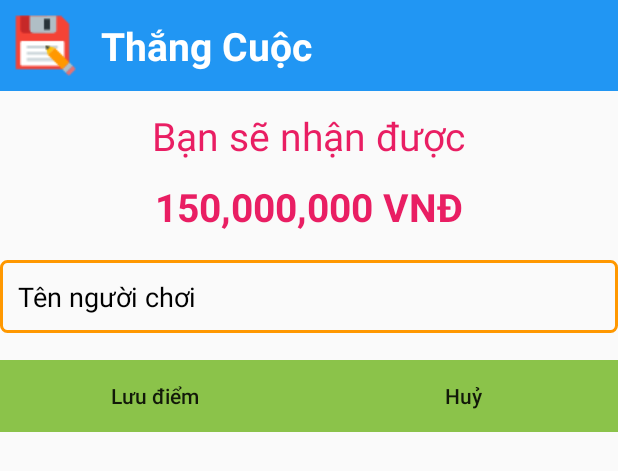
After one commit to tuananh1606966/App-Game-Ai-La-Trieu-Phu, an Android app: the layout dialog_save_score_winner.xml on its own in the app's theme, with its tools: preview values and no code run, on a phone screen of 412 x 824 dp. The commit adds this screen. Shown: the top 471 px of the screen. Run offline under Robolectric (Android 15) with nearby library versions, the phone set to English and light mode, and no system bars; network calls fail.

Commit message:
commit lan 4

```diff
--- a/app/src/main/java/com/nghiemtuananh/baitapappgameailatrieuphut3h/HomeFragment.kt
+++ b/app/src/main/java/com/nghiemtuananh/baitapappgameailatrieuphut3h/HomeFragment.kt
@@ -112,8 +112,8 @@ class HomeFragment : BaseFragment(), View.OnClickListener, IAdapterHighScore {
         mediaPlayerBG?.setVolume(0f, 0f)
     }
 
-    override fun onDestroy() {
-        super.onDestroy()
+    override fun onDestroyView() {
+        super.onDestroyView()
         mediaClick?.release()
         mediaClick = null
         mediaPlayerBG?.release()
--- a/app/src/main/java/com/nghiemtuananh/baitapappgameailatrieuphut3h/Intro15QuestionFragment.kt
+++ b/app/src/main/java/com/nghiemtuananh/baitapappgameailatrieuphut3h/Intro15QuestionFragment.kt
@@ -114,8 +114,8 @@ class Intro15QuestionFragment : BaseFragment() {
         mediaPlayerRule?.setVolume(1f, 1f)
     }
 
-    override fun onDestroy() {
-        super.onDestroy()
+    override fun onDestroyView() {
+        super.onDestroyView()
         mediaPlayerRule?.release()
         mediaPlayerRule = null
         mediaPlayerClick?.release()
--- a/app/src/main/java/com/nghiemtuananh/baitapappgameailatrieuphut3h/LevelFragment.kt
+++ b/app/src/main/java/com/nghiemtuananh/baitapappgameailatrieuphut3h/LevelFragment.kt
@@ -128,8 +128,8 @@ class LevelFragment: BaseFragment() {
         mediaPlayer?.setVolume(0f, 0f)
     }
 
-    override fun onDestroy() {
-        super.onDestroy()
+    override fun onDestroyView() {
+        super.onDestroyView()
         mediaPlayer?.release()
         mediaPlayer = null
     }
--- a/app/src/main/java/com/nghiemtuananh/baitapappgameailatrieuphut3h/LoadGameFragment.kt
+++ b/app/src/main/java/com/nghiemtuananh/baitapappgameailatrieuphut3h/LoadGameFragment.kt
@@ -38,8 +38,8 @@ class LoadGameFragment: BaseFragment() {
         mediaPlayer?.setVolume(0f, 0f)
     }
 
-    override fun onDestroy() {
-        super.onDestroy()
+    override fun onDestroyView() {
+        super.onDestroyView()
         mediaPlayer?.release()
         mediaPlayer = null
     }
--- a/app/src/main/java/com/nghiemtuananh/baitapappgameailatrieuphut3h/interfacee/IActivityAndInGameFragment.kt
+++ b/app/src/main/java/com/nghiemtuananh/baitapappgameailatrieuphut3h/interfacee/IActivityAndInGameFragment.kt
@@ -2,6 +2,6 @@ package com.nghiemtuananh.baitapappgameailatrieuphut3h.interfacee
 
 interface IActivityAndInGameFragment {
     fun nextLevel()
-    fun onBackPress()
+    fun onBackPress(isWinner: Boolean)
     fun saveHighScore(name: String, money: String, level: Int)
 }
--- /dev/null
+++ b/app/src/main/res/layout/dialog_save_score_winner.xml
@@ -0,0 +1,75 @@
+<?xml version="1.0" encoding="utf-8"?>
+<RelativeLayout xmlns:android="http://schemas.android.com/apk/res/android"
+    android:layout_width="match_parent"
+    android:layout_height="match_parent">
+    <TextView
+        android:id="@+id/tv_title_over"
+        android:layout_width="match_parent"
+        android:layout_height="wrap_content"
+        android:text="Thắng Cuộc"
+        android:drawablePadding="12dp"
+        android:gravity="center_vertical"
+        android:padding="5dp"
+        android:textColor="@color/white"
+        android:textSize="26sp"
+        android:drawableLeft="@drawable/save_score"
+        android:background="#2196F3"
+        android:textStyle="bold"/>
+    <TextView
+        android:id="@+id/tv_content_over"
+        android:layout_width="wrap_content"
+        android:layout_height="wrap_content"
+        android:text="Bạn sẽ nhận được"
+        android:layout_below="@id/tv_title_over"
+        android:layout_centerHorizontal="true"
+        android:gravity="center"
+        android:textColor="#E91E63"
+        android:textSize="26sp"
+        android:layout_marginTop="12dp"/>
+    <TextView
+        android:id="@+id/tv_money_over"
+        android:layout_width="wrap_content"
+        android:layout_height="wrap_content"
+        android:text="150,000,000 VNĐ"
+        android:layout_below="@id/tv_content_over"
+        android:layout_marginTop="12dp"
+        android:textStyle="bold"
+        android:textColor="#E91E63"
+        android:layout_centerHorizontal="true"
+        android:textSize="26sp"
+        android:gravity="center"/>
+    <EditText
+        android:id="@+id/edt_name"
+        android:layout_width="match_parent"
+        android:layout_height="wrap_content"
+        android:layout_below="@id/tv_money_over"
+        android:hint="Tên người chơi"
+        android:background="@drawable/custom_bg_edt"
+        android:layout_marginTop="18dp"
+        android:textColorHint="@color/black"
+        android:padding="12dp"/>
+    <LinearLayout
+        android:layout_width="match_parent"
+        android:layout_height="wrap_content"
+        android:layout_marginTop="18dp"
+        android:weightSum="2"
+        android:layout_below="@id/edt_name">
+        <Button
+            android:id="@+id/btn_save"
+            android:layout_width="0dp"
+            android:layout_height="wrap_content"
+            android:text="Lưu điểm"
+            android:textAllCaps="false"
+            android:background="#8BC34A"
+            android:layout_weight="1"/>
+        <Button
+            android:id="@+id/btn_huy_save"
+            android:layout_width="0dp"
+            android:layout_height="wrap_content"
+            android:text="Huỷ"
+            android:textAllCaps="false"
+            android:background="#8BC34A"
+            android:layout_weight="1"/>
+    </LinearLayout>
+
+</RelativeLayout>
```
Also changed, not shown: app/src/main/java/com/nghiemtuananh/baitapappgameailatrieuphut3h/InGameFragment.kt (+101 -68 lines), app/src/main/java/com/nghiemtuananh/baitapappgameailatrieuphut3h/MainActivity.kt (+6 -2 lines).
